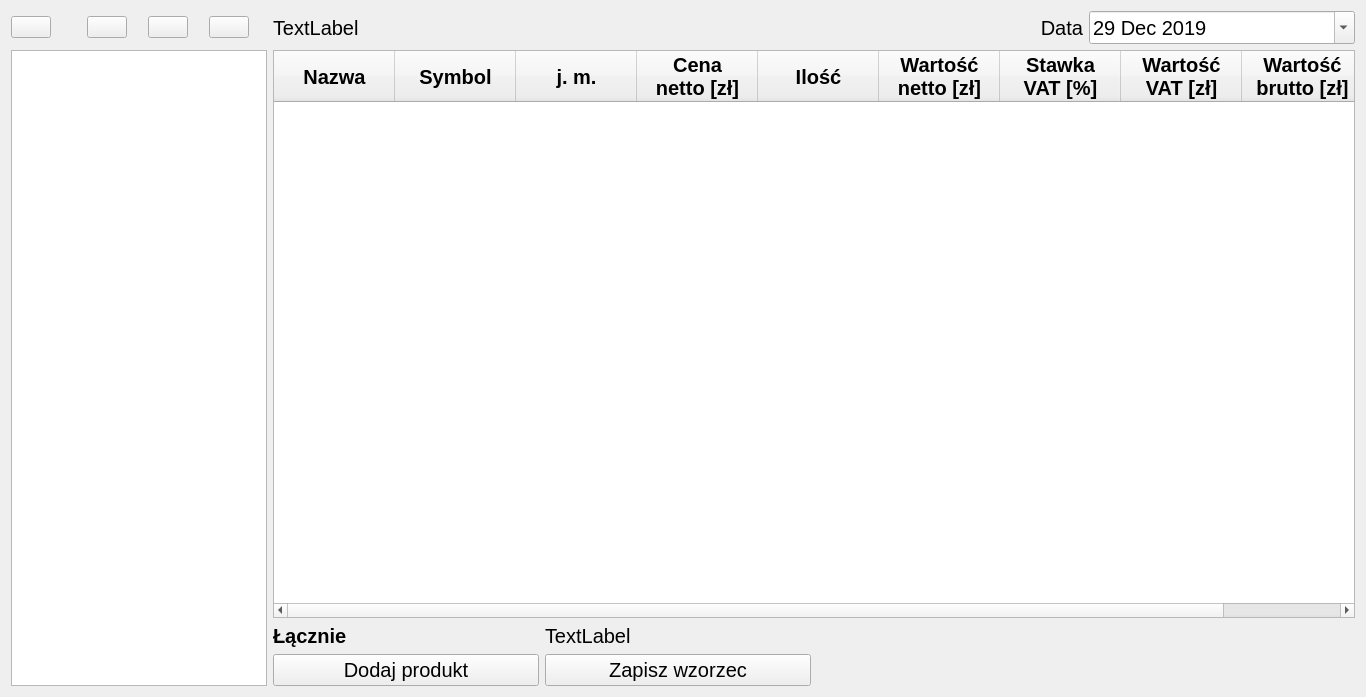
First picture: the form in src/pyqt/home_window.ui, repository MysteriousSonOfGod/python-invoices, before the edit.
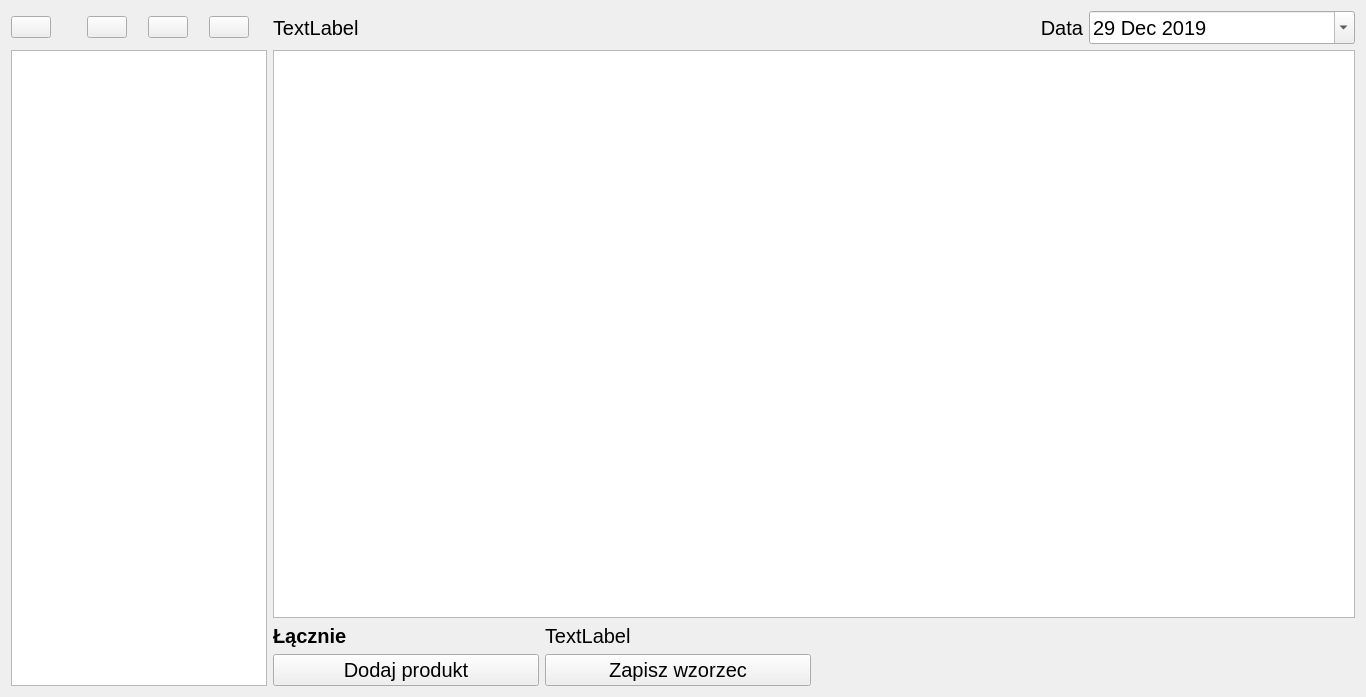
Second picture: the form after the edit. Icons and pictures are not drawn.

Commit message: Implemented the logic behind customers' list and associated buttons, and part of main table

```diff
--- a/src/pyqt/home_window.ui
+++ b/src/pyqt/home_window.ui
@@ -285,10 +285,12 @@
     </widget>
    </item>
    <item row="1" column="7" colspan="4">
-    <widget class="QTableWidget" name="tableWidget">
+    <widget class="QTableView" name="tableView">
      <property name="font">
       <font>
        <pointsize>15</pointsize>
+       <weight>75</weight>
+       <bold>true</bold>
       </font>
      </property>
      <property name="alternatingRowColors">
@@ -306,168 +308,6 @@
      <property name="sortingEnabled">
       <bool>false</bool>
      </property>
-     <property name="columnCount">
-      <number>9</number>
-     </property>
-     <attribute name="horizontalHeaderCascadingSectionResizes">
-      <bool>false</bool>
-     </attribute>
-     <attribute name="horizontalHeaderDefaultSectionSize">
-      <number>121</number>
-     </attribute>
-     <attribute name="horizontalHeaderShowSortIndicator" stdset="0">
-      <bool>false</bool>
-     </attribute>
-     <attribute name="horizontalHeaderStretchLastSection">
-      <bool>false</bool>
-     </attribute>
-     <attribute name="verticalHeaderCascadingSectionResizes">
-      <bool>false</bool>
-     </attribute>
-     <attribute name="verticalHeaderShowSortIndicator" stdset="0">
-      <bool>false</bool>
-     </attribute>
-     <attribute name="verticalHeaderStretchLastSection">
-      <bool>false</bool>
-     </attribute>
-     <column>
-      <property name="text">
-       <string>Nazwa</string>
-      </property>
-      <property name="font">
-       <font>
-        <pointsize>15</pointsize>
-        <weight>75</weight>
-        <bold>true</bold>
-       </font>
-      </property>
-     </column>
-     <column>
-      <property name="text">
-       <string>Symbol</string>
-      </property>
-      <property name="font">
-       <font>
-        <pointsize>15</pointsize>
-        <weight>75</weight>
-        <bold>true</bold>
-       </font>
-      </property>
-      <property name="textAlignment">
-       <set>AlignCenter</set>
-      </property>
-     </column>
-     <column>
-      <property name="text">
-       <string>j. m.</string>
-      </property>
-      <property name="font">
-       <font>
-        <pointsize>15</pointsize>
-        <weight>75</weight>
-        <bold>true</bold>
-        <kerning>true</kerning>
-       </font>
-      </property>
-      <property name="textAlignment">
-       <set>AlignCenter</set>
-      </property>
-     </column>
-     <column>
-      <property name="text">
-       <string>Cena
-netto [zł]</string>
-      </property>
-      <property name="font">
-       <font>
-        <pointsize>15</pointsize>
-        <weight>75</weight>
-        <bold>true</bold>
-       </font>
-      </property>
-      <property name="textAlignment">
-       <set>AlignCenter</set>
-      </property>
-     </column>
-     <column>
-      <property name="text">
-       <string>Ilość</string>
-      </property>
-      <property name="font">
-       <font>
-        <pointsize>15</pointsize>
-        <weight>75</weight>
-        <bold>true</bold>
-       </font>
-      </property>
-      <property name="textAlignment">
-       <set>AlignCenter</set>
-      </property>
-     </column>
-     <column>
-      <property name="text">
-       <string>Wartość
-netto [zł]</string>
-      </property>
-      <property name="font">
-       <font>
-        <pointsize>15</pointsize>
-        <weight>75</weight>
-        <bold>true</bold>
-       </font>
-      </property>
-      <property name="textAlignment">
-       <set>AlignCenter</set>
-      </property>
-     </column>
-     <column>
-      <property name="text">
-       <string>Stawka
-VAT [%]</string>
-      </property>
-      <property name="font">
-       <font>
-        <pointsize>15</pointsize>
-        <weight>75</weight>
-        <bold>true</bold>
-       </font>
-      </property>
-      <property name="textAlignment">
-       <set>AlignCenter</set>
-      </property>
-     </column>
-     <column>
-      <property name="text">
-       <string>Wartość
-VAT [zł]</string>
-      </property>
-      <property name="font">
-       <font>
-        <pointsize>15</pointsize>
-        <weight>75</weight>
-        <bold>true</bold>
-       </font>
-      </property>
-      <property name="textAlignment">
-       <set>AlignCenter</set>
-      </property>
-     </column>
-     <column>
-      <property name="text">
-       <string>Wartość
-brutto [zł]</string>
-      </property>
-      <property name="font">
-       <font>
-        <pointsize>15</pointsize>
-        <weight>75</weight>
-        <bold>true</bold>
-       </font>
-      </property>
-      <property name="textAlignment">
-       <set>AlignCenter</set>
-      </property>
-     </column>
     </widget>
    </item>
   </layout>
```
Left out of the diff: 161 changed lines with no effect on the pictures. The commit also changes 2 other files.
